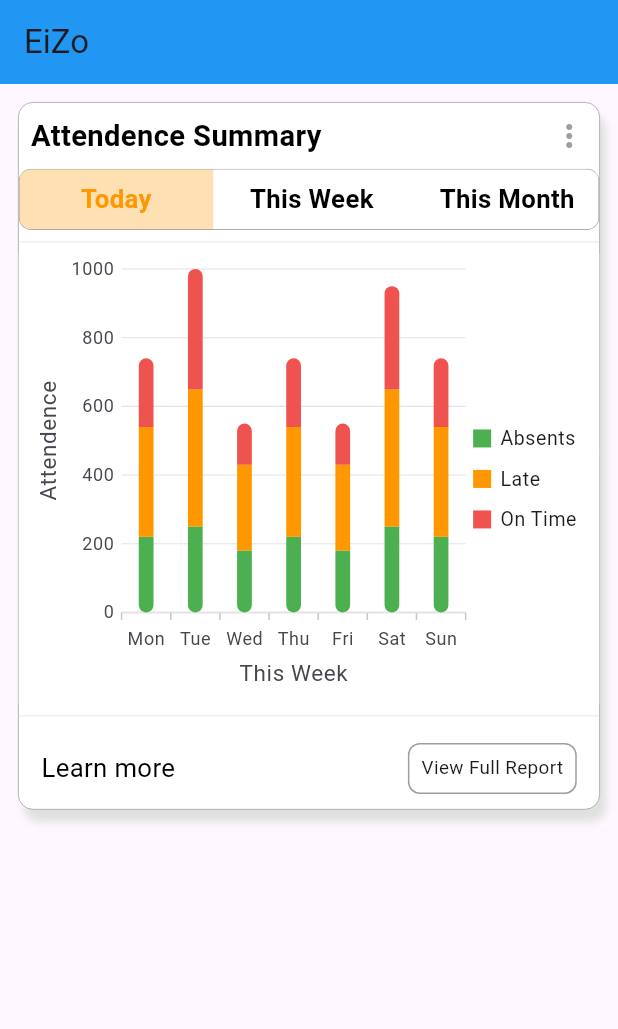
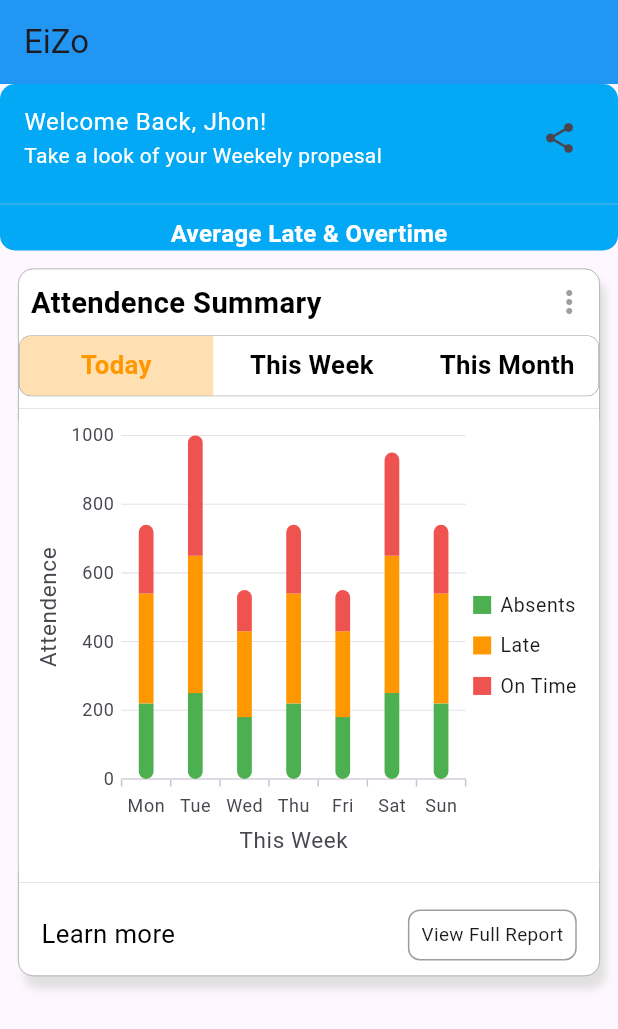
Before and after one commit to ibrahimsm83/eazio_flutter_assesment, a Flutter app: the screen it shows after launch, on a phone screen of 412 x 824 dp. Shown: the top 1029 px of the screen. Run offline on Flutter 3.47's test engine with Material 3 defaults, Android fonts, the light colour scheme and no system bars; drawn by our look-alikes of toggle_switch; our stand-ins replace flutter_screenutil, syncfusion_flutter_charts.

Commit message:
welcome widget inprocess

```diff
--- a/lib/presentation/dashboard_page/dashboard_screen.dart
+++ b/lib/presentation/dashboard_page/dashboard_screen.dart
@@ -83,6 +83,8 @@ class _DashboardPageState extends State<DashboardPage> {
       ),
       body: Column(
         children: [
+     welcomeWidget(),
+
           Padding(
             padding: const EdgeInsets.all(12.0),
             child: Container(
@@ -100,6 +102,7 @@ class _DashboardPageState extends State<DashboardPage> {
               ),
               child: Column(
                 children: [
+
                   titleButtons(),
                   toggleButtons(),
                   const Divider(
@@ -118,6 +121,38 @@ class _DashboardPageState extends State<DashboardPage> {
       ),
     );
   }
+
+Widget welcomeWidget(){
+  return Container(
+    // color: Colors.lightBlue,
+    decoration: BoxDecoration(
+      color: Colors.lightBlue,
+    borderRadius: BorderRadius.circular(10.0)
+    ),
+    child: Column(children: [
+      ListTile(
+        title: Text("Welcome Back, Jhon!",style: TextStyle(color:Colors.white,),),
+        subtitle: Text("Take a look of your Weekely propesal",style: TextStyle(color:Colors.white,),),
+        trailing: Container(
+          height: 30,
+          width: 30,
+          child: Icon(Icons.share),
+        ),
+
+      ),
+       const Divider(
+                    thickness: 0.3,
+                  ),
+                  Text(
+            "Average Late & Overtime",
+            style: TextStyle(
+                fontWeight: FontWeight.bold,
+                color: Colors.white,
+                fontSize: 14.sp),
+          ),
+    ]),
+  );
+}
 
   Widget titleButtons() {
     return Padding(
```
